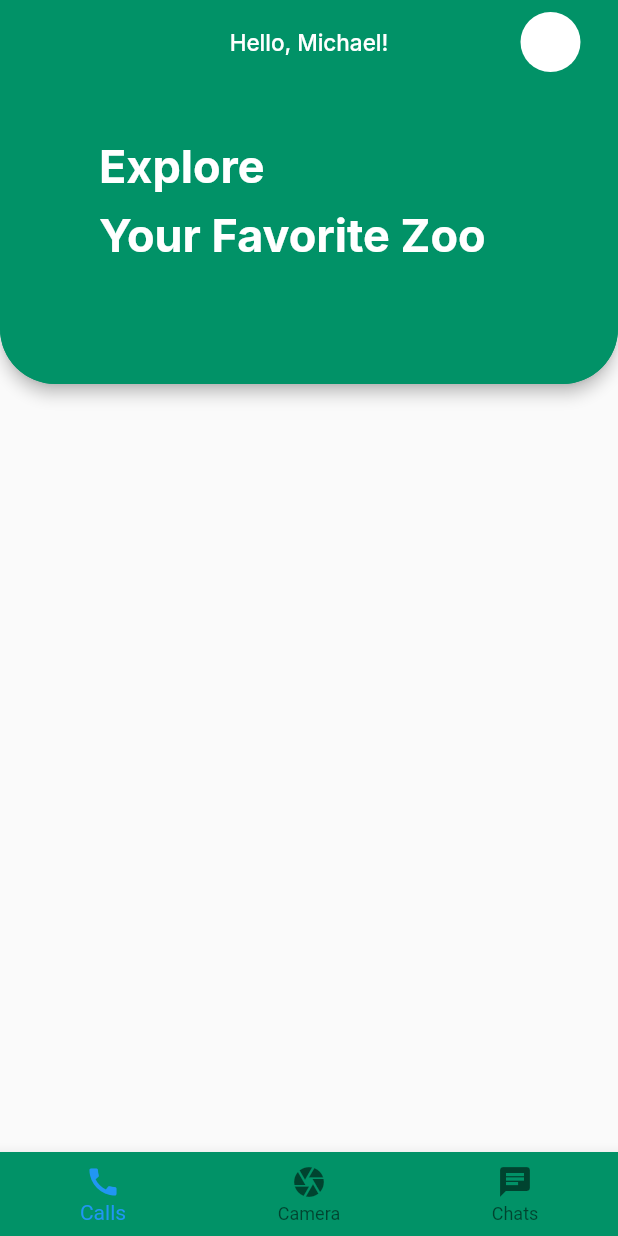
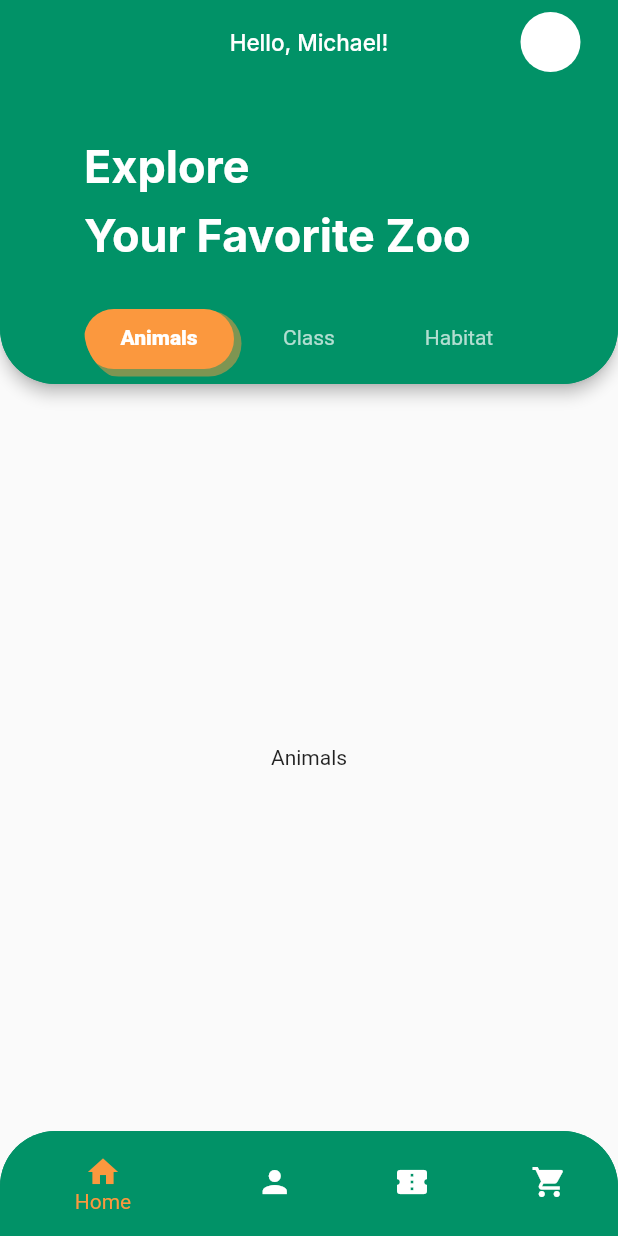
Before and after one commit to ryandiaziz/flutter-zoo-feed, a Flutter app: the screen it shows after launch, on a phone screen of 412 x 824 dp. Run offline on Flutter 3.47's test engine with Material 2 defaults, Android fonts, the phone set to English and light mode, and no system bars.

Commit message:
homePage azzam-dev

```diff
--- a/zoo_feed/lib/main.dart
+++ b/zoo_feed/lib/main.dart
@@ -1,7 +1,11 @@
 import 'package:flutter/material.dart';
 import 'package:flutter/services.dart';
+import 'package:zoo_feed/pages/home_page.dart';
+import 'package:zoo_feed/pages/profile_page.dart';
+import 'package:zoo_feed/pages/ticket_page.dart';
+import 'package:zoo_feed/pages/cart_page.dart';
 
-main() {
+void main() {
   runApp(MyApp());
 }
 
@@ -9,115 +13,16 @@ class MyApp extends StatelessWidget {
   @override
   Widget build(BuildContext context) {
     return MaterialApp(
-      debugShowCheckedModeBanner: false,
-      home: Scaffold(
-        appBar: AppBar(
-          shape: RoundedRectangleBorder(
-            borderRadius: BorderRadius.only(
-              bottomLeft: Radius.circular(37),
-              bottomRight: Radius.circular(37),
-            ),
-          ),
-          systemOverlayStyle: SystemUiOverlayStyle(
-            statusBarColor: Colors.transparent,
-          ),
-          backgroundColor: Color(0xFF019267),
-          title: Text(
-            "Hello, Michael!",
-            style: TextStyle(fontSize: 15, fontFamily: "inter"),
-          ),
-          centerTitle: true,
-          actions: [
-            Padding(
-              padding: EdgeInsets.only(right: 25),
-              child: Container(
-                width: 40,
-                height: 40,
-                decoration: BoxDecoration(
-                  color: Colors.white,
-                  shape: BoxShape.circle,
-                  //   image: DecorationImage(
-                  //     image: AssetImage(''),
-                  //     fit: BoxFit.cover,
-                  //   ),
-                  // ),
-                  // child: IconButton(
-                  //   onPressed: () {},
-                  //   icon:  ,
-                ),
-              ),
-            ),
-          ],
-          bottom: PreferredSize(
-            preferredSize: Size.fromHeight(200),
-            child: ClipRRect(
-              borderRadius: BorderRadius.only(
-                bottomLeft: Radius.circular(37),
-                bottomRight: Radius.circular(37),
-              ),
-            ),
-          ),
-          flexibleSpace: ClipRRect(
-            borderRadius: BorderRadius.only(
-              bottomLeft: Radius.circular(37),
-              bottomRight: Radius.circular(37),
-            ),
-            child: PreferredSize(
-              preferredSize: Size.fromHeight(200),
-              child: Container(
-                color: Color(0xFF019267),
-                alignment: Alignment.center,
-                child: Container(
-                  height: 110,
-                  width: 300,
-                  padding: EdgeInsets.fromLTRB(10, 20, 20, 0),
-                  child: Column(
-                    crossAxisAlignment: CrossAxisAlignment.start,
-                    children: [
-                      Text(
-                        "Explore",
-                        style: TextStyle(
-                          fontSize: 30,
-                          fontFamily: "inter",
-                          fontWeight: FontWeight.bold,
-                          color: Colors.white,
-                        ),
-                      ),
-                      SizedBox(height: 10),
-                      Text(
-                        "Your Favorite Zoo",
-                        style: TextStyle(
-                          fontSize: 30,
-                          fontFamily: "inter",
-                          fontWeight: FontWeight.bold,
-                          color: Colors.white,
-                        ),
-                      ),
-                    ],
-                  ),
-                ),
-              ),
-            ),
-          ),
-        ),
-        bottomNavigationBar: BottomNavigationBar(
-          backgroundColor: Color(0xFF019267),
-          items: const <BottomNavigationBarItem>[
-            BottomNavigationBarItem(
-              icon: Icon(Icons.call),
-              label: 'Calls',
-            ),
-            BottomNavigationBarItem(
-              icon: Icon(Icons.camera),
-              label: 'Camera',
-            ),
-            BottomNavigationBarItem(
-              icon: Icon(Icons.chat),
-              label: 'Chats',
-            ),
-          ],
-        ),
+      title: 'Your App',
+      theme: ThemeData(
+        primarySwatch: Colors.blue,
       ),
+      home: HomePage(),
+      routes: {
+        ProfilePage.routeName: (ctx) => ProfilePage(),
+        TicketPage.routeName: (ctx) => TicketPage(),
+        CartPage.routeName: (ctx) => CartPage(),
+      },
     );
   }
 }
--- /dev/null
+++ b/zoo_feed/lib/pages/home_page.dart
@@ -0,0 +1,263 @@
+import 'package:flutter/material.dart';
+import 'package:flutter/services.dart';
+import 'package:zoo_feed/pages/profile_page.dart';
+import 'package:zoo_feed/pages/ticket_page.dart';
+import 'package:zoo_feed/pages/cart_page.dart';
+
+class HomePage extends StatefulWidget {
+  @override
+  _HomePageState createState() => _HomePageState();
+}
+
+class _HomePageState extends State<HomePage>
+    with SingleTickerProviderStateMixin {
+  late TabController _tabController;
+  int _tabIndex = 0;
+  int _bottomNavIndex = 0;
+
+  List<Tab> myTab = [
+    Tab(text: "Animals"),
+    Tab(text: "Class"),
+    Tab(text: "Habitat"),
+  ];
+
+  List<Widget> appTitles = [
+    Text(
+      "Your Favorite Zoo",
+      style: TextStyle(
+        fontSize: 30,
+        fontFamily: "inter",
+        fontWeight: FontWeight.bold,
+        color: Colors.white,
+      ),
+    ),
+    Text(
+      "Class of the Animals",
+      style: TextStyle(
+        fontSize: 30,
+        fontFamily: "inter",
+        fontWeight: FontWeight.bold,
+        color: Colors.white,
+      ),
+    ),
+    Text(
+      "Habitats in our Zoo",
+      style: TextStyle(
+        fontSize: 30,
+        fontFamily: "inter",
+        fontWeight: FontWeight.bold,
+        color: Colors.white,
+      ),
+    ),
+  ];
+
+  @override
+  void initState() {
+    super.initState();
+    _tabController = TabController(length: myTab.length, vsync: this);
+    _tabController.addListener(_handleTabSelection);
+  }
+
+  @override
+  void dispose() {
+    _tabController.dispose();
+    super.dispose();
+  }
+
+  void _handleTabSelection() {
+    setState(() {
+      _tabIndex = _tabController.index;
+    });
+  }
+
+  @override
+  Widget build(BuildContext context) {
+    return Scaffold(
+      appBar: AppBar(
+        shape: RoundedRectangleBorder(
+          borderRadius: BorderRadius.only(
+            bottomLeft: Radius.circular(37),
+            bottomRight: Radius.circular(37),
+          ),
+        ),
+        systemOverlayStyle: SystemUiOverlayStyle(
+          statusBarColor: Colors.transparent,
+        ),
+        backgroundColor: Color(0xFF019267),
+        title: Text(
+          "Hello, Michael!",
+          style: TextStyle(fontSize: 15, fontFamily: "inter"),
+        ),
+        centerTitle: true,
+        actions: [
+          Padding(
+            padding: EdgeInsets.only(right: 25),
+            child: Container(
+              width: 40,
+              height: 40,
+              decoration: BoxDecoration(
+                color: Colors.white,
+                shape: BoxShape.circle,
+              ),
+            ),
+          ),
+        ],
+        bottom: PreferredSize(
+          preferredSize: Size.fromHeight(200),
+          child: ClipRRect(
+            borderRadius: BorderRadius.only(
+              bottomLeft: Radius.circular(37),
+              bottomRight: Radius.circular(37),
+            ),
+            child: Container(
+              height: 50,
+              width: 300,
+              child: TabBar(
+                controller: _tabController,
+                labelStyle: TextStyle(fontWeight: FontWeight.w800),
+                unselectedLabelStyle: TextStyle(fontWeight: FontWeight.normal),
+                padding: EdgeInsets.only(bottom: 10.0),
+                indicator: BoxDecoration(
+                  color: Color(0xFFFB983E),
+                  borderRadius: BorderRadius.circular(30),
+                  boxShadow: [
+                    BoxShadow(
+                      color: Color.fromRGBO(251, 152, 62, 0.5),
+                      offset: const Offset(3.0, 3.0),
+                      blurRadius: 0,
+                      spreadRadius: 2.0,
+                    ),
+                  ],
+                ),
+                tabs: myTab,
+              ),
+            ),
+          ),
+        ),
+        flexibleSpace: ClipRRect(
+          borderRadius: BorderRadius.only(
+            bottomLeft: Radius.circular(37),
+            bottomRight: Radius.circular(37),
+          ),
+          child: PreferredSize(
+            preferredSize: Size.fromHeight(200),
+            child: Container(
+              color: Color(0xFF019267),
+              alignment: Alignment.center,
+              child: Container(
+                height: 110,
+                width: 400,
+                padding: EdgeInsets.fromLTRB(50, 20, 0, 0),
+                child: Column(
+                  crossAxisAlignment: CrossAxisAlignment.start,
+                  children: [
+                    Text(
+                      "Explore",
+                      style: TextStyle(
+                        fontSize: 30,
+                        fontFamily: "inter",
+                        fontWeight: FontWeight.bold,
+                        color: Colors.white,
+                      ),
+                    ),
+                    SizedBox(height: 10),
+                    AnimatedSwitcher(
+                      duration: Duration(milliseconds: 300),
+                      transitionBuilder:
+                          (Widget child, Animation<double> animation) {
+                        return SlideTransition(
+                          position: Tween<Offset>(
+                            begin: Offset(1.0, 0.0),
+                            end: Offset.zero,
+                          ).animate(animation),
+                          child: child,
+                        );
+                      },
+                      child: appTitles[_tabIndex],
+                    ),
+                  ],
+                ),
+              ),
+            ),
+          ),
+        ),
+      ),
+      bottomNavigationBar: Container(
+        decoration: BoxDecoration(
+          borderRadius: BorderRadius.only(
+            topLeft: Radius.circular(37),
+            topRight: Radius.circular(37),
+          ),
+        ),
+        child: ClipRRect(
+          borderRadius: BorderRadius.only(
+            topLeft: Radius.circular(37),
+            topRight: Radius.circular(37),
+          ),
+          child: Container(
+            height: 70,
+            color: Color(0xFF019267),
+            child: Theme(
+              data: Theme.of(context).copyWith(
+                canvasColor: Color(0xFF019267),
+              ),
+              child: BottomNavigationBar(
+                selectedItemColor: Color(0xFFFB983E),
+                unselectedItemColor: Colors.white,
+                currentIndex: _bottomNavIndex,
+                onTap: (int index) {
+                  if (_bottomNavIndex != index) {
+                    setState(() {
+                      _bottomNavIndex = index;
+                      _tabController.index = index;
+                    });
+                  }
+
+                  if (index == 1) {
+                    Navigator.pushNamed(context, ProfilePage.routeName);
+                  } else if (index == 2) {
+                    Navigator.pushNamed(context, TicketPage.routeName);
+                  } else if (index == 3) {
+                    Navigator.pushNamed(context, CartPage.routeName);
+                  }
+                },
+                items: const <BottomNavigationBarItem>[
+                  BottomNavigationBarItem(
+                    icon: Icon(Icons.home),
+                    label: 'Home',
+                  ),
+                  BottomNavigationBarItem(
+                    icon: Icon(Icons.person),
+                    label: 'Profile',
+                  ),
+                  BottomNavigationBarItem(
+                    icon: Icon(Icons.confirmation_number),
+                    label: 'Ticket',
+                  ),
+                  BottomNavigationBarItem(
+                    icon: Icon(Icons.shopping_cart),
+                    label: 'Cart',
+                  ),
+                ],
+              ),
+            ),
+          ),
+        ),
+      ),
+      body: TabBarView(
+        controller: _tabController,
+        children: [
+          Center(
+            child: Text("Animals"),
+          ),
+          Center(
+            child: Text("Class"),
+          ),
+          Center(
+            child: Text("Habitat"),
+          ),
+        ],
+      ),
+    );
+  }
+}
--- a/zoo_feed/pubspec.yaml
+++ b/zoo_feed/pubspec.yaml
@@ -35,6 +35,12 @@ dependencies:
   # The following adds the Cupertino Icons font to your application.
   # Use with the CupertinoIcons class for iOS style icons.
   cupertino_icons: ^1.0.2
+  provider: ^6.0.1
+  http: ^0.13.5
+  intl: ^0.18.1
+  flutter_spinkit: ^5.1.0
+  flutter_bloc: ^7.0.0
+  flutter_bloc_provider: any
 
 dev_dependencies:
   flutter_test:
```
Also changed, not shown: zoo_feed/lib/pages/cart_page.dart (added, +16 -0 lines), zoo_feed/lib/pages/profile_page.dart (added, +16 -0 lines), zoo_feed/lib/pages/temp_main.dart (added, +263 -0 lines), zoo_feed/lib/pages/ticket_page.dart (added, +16 -0 lines), zoo_feed/pubspec.lock.
